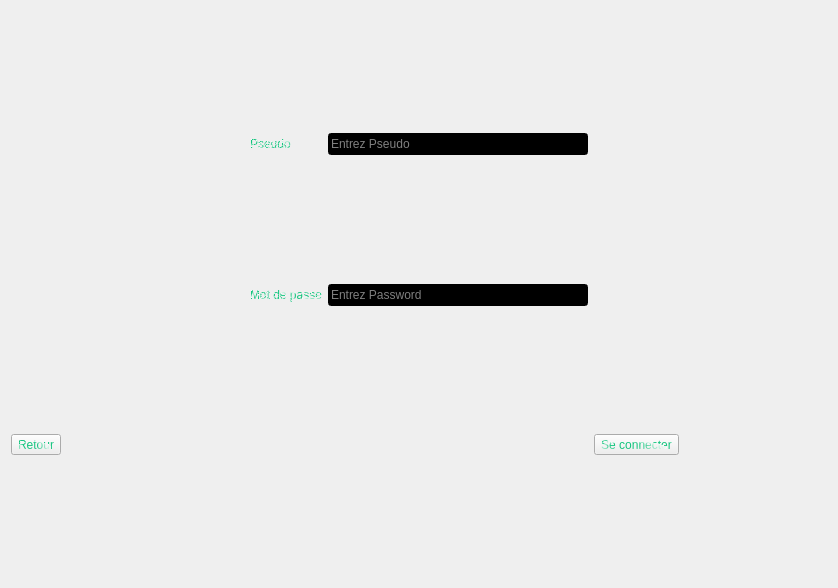
Before: the Qt Designer form Client/UI/Menu_LoginQt.ui in Minigrim0/LombricABrac, drawn with Qt 5.
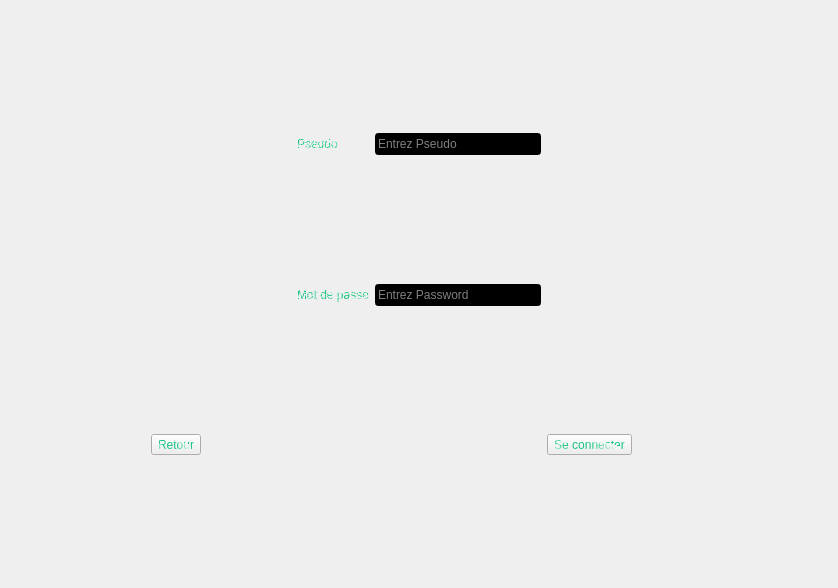
After: the same form once the commit is applied. Icons and pictures are not drawn.

Commit message: link modife équipe au serveur

```diff
--- a/Client/UI/Menu_LoginQt.ui
+++ b/Client/UI/Menu_LoginQt.ui
@@ -21,20 +21,7 @@
   <layout class="QHBoxLayout" name="horizontalLayout">
    <item>
     <layout class="QGridLayout" name="Menu_LogingridLayout">
-     <item row="5" column="2">
-      <spacer name="horizontalSpacer">
-       <property name="orientation">
-        <enum>Qt::Horizontal</enum>
-       </property>
-       <property name="sizeHint" stdset="0">
-        <size>
-         <width>40</width>
-         <height>20</height>
-        </size>
-       </property>
-      </spacer>
-     </item>
-     <item row="3" column="0">
+     <item row="3" column="1">
       <spacer name="horizontalSpacer_2">
        <property name="orientation">
         <enum>Qt::Horizontal</enum>
@@ -47,7 +34,27 @@
        </property>
       </spacer>
      </item>
-     <item row="2" column="3">
+     <item row="5" column="5">
+      <widget class="QToolButton" name="Connect_UserToolButton">
+       <property name="text">
+        <string>Se connecter</string>
+       </property>
+       <property name="icon">
+        <iconset resource="../images_widget.qrc">
+         <normaloff>:/icons/UI/Resources/login.png</normaloff>:/icons/UI/Resources/login.png</iconset>
+       </property>
+       <property name="iconSize">
+        <size>
+         <width>24</width>
+         <height>24</height>
+        </size>
+       </property>
+       <property name="toolButtonStyle">
+        <enum>Qt::ToolButtonTextBesideIcon</enum>
+       </property>
+      </widget>
+     </item>
+     <item row="2" column="4">
       <spacer name="verticalSpacer_2">
        <property name="orientation">
         <enum>Qt::Vertical</enum>
@@ -60,60 +67,7 @@
        </property>
       </spacer>
      </item>
-     <item row="6" column="3">
-      <spacer name="verticalSpacer_4">
-       <property name="orientation">
-        <enum>Qt::Vertical</enum>
-       </property>
-       <property name="sizeHint" stdset="0">
-        <size>
-         <width>20</width>
-         <height>40</height>
-        </size>
-       </property>
-      </spacer>
-     </item>
-     <item row="0" column="3">
-      <spacer name="verticalSpacer">
-       <property name="orientation">
-        <enum>Qt::Vertical</enum>
-       </property>
-       <property name="sizeHint" stdset="0">
-        <size>
-         <width>20</width>
-         <height>40</height>
-        </size>
-       </property>
-      </spacer>
-     </item>
-     <item row="3" column="1">
-      <widget class="QLabel" name="Password_Loginlabel">
-       <property name="text">
-        <string>Mot de passe</string>
-       </property>
-      </widget>
-     </item>
-     <item row="4" column="3">
-      <spacer name="verticalSpacer_3">
-       <property name="orientation">
-        <enum>Qt::Vertical</enum>
-       </property>
-       <property name="sizeHint" stdset="0">
-        <size>
-         <width>20</width>
-         <height>40</height>
-        </size>
-       </property>
-      </spacer>
-     </item>
-     <item row="1" column="1">
-      <widget class="QLabel" name="Pseudo_Loginlabel">
-       <property name="text">
-        <string>Pseudo</string>
-       </property>
-      </widget>
-     </item>
-     <item row="5" column="0">
+     <item row="5" column="1">
       <widget class="QToolButton" name="Return_Menu_LoginToolButton">
        <property name="text">
         <string>Retour</string>
@@ -133,41 +87,20 @@
        </property>
       </widget>
      </item>
-     <item row="5" column="4">
-      <widget class="QToolButton" name="Connect_UserToolButton">
-       <property name="text">
-        <string>Se connecter</string>
+     <item row="6" column="4">
+      <spacer name="verticalSpacer_4">
+       <property name="orientation">
+        <enum>Qt::Vertical</enum>
        </property>
-       <property name="icon">
-        <iconset resource="../images_widget.qrc">
-         <normaloff>:/icons/UI/Resources/login.png</normaloff>:/icons/UI/Resources/login.png</iconset>
-       </property>
-       <property name="iconSize">
+       <property name="sizeHint" stdset="0">
         <size>
-         <width>24</width>
-         <height>24</height>
+         <width>20</width>
+         <height>40</height>
         </size>
        </property>
-       <property name="toolButtonStyle">
-        <enum>Qt::ToolButtonTextBesideIcon</enum>
-       </property>
-      </widget>
+      </spacer>
      </item>
-     <item row="1" column="2" colspan="2">
-      <widget class="QLineEdit" name="PseudolineEdit">
-       <property name="styleSheet">
-        <string notr="true">background-color: rgb(0, 0, 0);
-color: rgb(255, 255, 255);</string>
-       </property>
-       <property name="maxLength">
-        <number>40</number>
-       </property>
-       <property name="placeholderText">
-        <string>Entrez Pseudo</string>
-       </property>
-      </widget>
-     </item>
-     <item row="3" column="2" colspan="2">
+     <item row="3" column="3" colspan="2">
       <widget class="QLineEdit" name="PasswordlineEdit">
        <property name="styleSheet">
         <string notr="true">background-color: rgb(0, 0, 0);
@@ -184,7 +117,87 @@
        </property>
       </widget>
      </item>
-     <item row="1" column="4">
+     <item row="4" column="4">
+      <spacer name="verticalSpacer_3">
+       <property name="orientation">
+        <enum>Qt::Vertical</enum>
+       </property>
+       <property name="sizeHint" stdset="0">
+        <size>
+         <width>20</width>
+         <height>40</height>
+        </size>
+       </property>
+      </spacer>
+     </item>
+     <item row="3" column="2">
+      <widget class="QLabel" name="Password_Loginlabel">
+       <property name="text">
+        <string>Mot de passe</string>
+       </property>
+      </widget>
+     </item>
+     <item row="1" column="2">
+      <widget class="QLabel" name="Pseudo_Loginlabel">
+       <property name="text">
+        <string>Pseudo</string>
+       </property>
+      </widget>
+     </item>
+     <item row="1" column="3" colspan="2">
+      <widget class="QLineEdit" name="PseudolineEdit">
+       <property name="styleSheet">
+        <string notr="true">background-color: rgb(0, 0, 0);
+color: rgb(255, 255, 255);</string>
+       </property>
+       <property name="maxLength">
+        <number>40</number>
+       </property>
+       <property name="placeholderText">
+        <string>Entrez Pseudo</string>
+       </property>
+      </widget>
+     </item>
+     <item row="5" column="3">
+      <spacer name="horizontalSpacer">
+       <property name="orientation">
+        <enum>Qt::Horizontal</enum>
+       </property>
+       <property name="sizeHint" stdset="0">
+        <size>
+         <width>40</width>
+         <height>20</height>
+        </size>
+       </property>
+      </spacer>
+     </item>
+     <item row="0" column="4">
+      <spacer name="verticalSpacer">
+       <property name="orientation">
+        <enum>Qt::Vertical</enum>
+       </property>
+       <property name="sizeHint" stdset="0">
+        <size>
+         <width>20</width>
+         <height>40</height>
+        </size>
+       </property>
+      </spacer>
+     </item>
+     <item row="5" column="0">
+      <spacer name="horizontalSpacer_4">
+       <property name="orientation">
+        <enum>Qt::Horizontal</enum>
+       </property>
+       <property name="sizeHint" stdset="0">
+        <size>
+         <width>40</width>
+         <height>20</height>
+        </size>
+       </property>
+      </spacer>
+     </item>
+     <item row="1" column="5">
       <spacer name="horizontalSpacer_3">
        <property name="orientation">
         <enum>Qt::Horizontal</enum>
@@ -197,6 +210,19 @@
        </property>
       </spacer>
      </item>
+     <item row="5" column="6">
+      <spacer name="horizontalSpacer_5">
+       <property name="orientation">
+        <enum>Qt::Horizontal</enum>
+       </property>
+       <property name="sizeHint" stdset="0">
+        <size>
+         <width>40</width>
+         <height>20</height>
+        </size>
+       </property>
+      </spacer>
+     </item>
     </layout>
    </item>
   </layout>
```
The commit also changes 2 other files.
